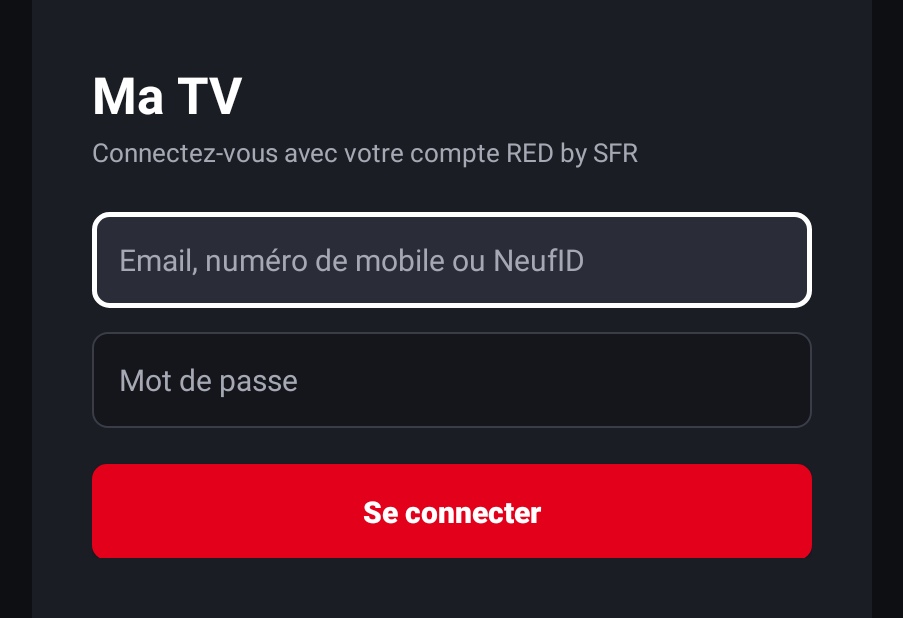
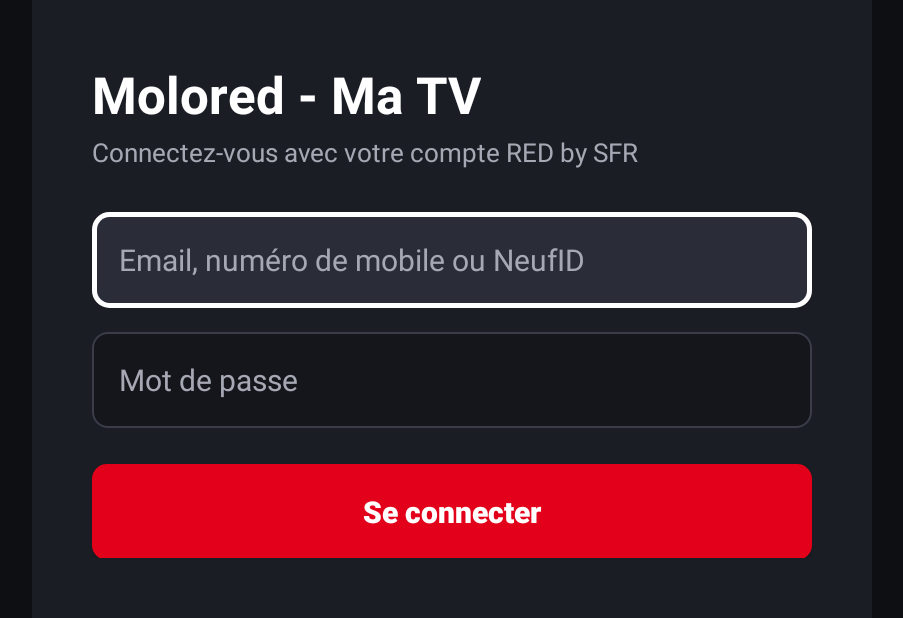
Before and after one commit to sylvaing/MoloRed, an Android app: the screen it shows after launch (LoginActivity), on a phone screen of 824 x 412 dp (held sideways). Shown: the whole screen, without its empty margins (166-1069 px from the left). Run offline under Robolectric (Android 15) with nearby library versions, the phone set to English and light mode, and no system bars; pictures from the network do not load.

Commit message:
Rename app to "Molored - Ma TV" and add README screenshots
- Launcher label, grid and login titles now read "Molored - Ma TV".
- README shows the channel grid, the channel strip and the control panel
  (time-shift bar) captured on a Fire TV Stick 4K Max.

Co-Authored-By: Claude Opus 5.5 <noreply@anthropic.com>

```diff
--- a/app/src/main/res/values/strings.xml
+++ b/app/src/main/res/values/strings.xml
@@ -1,5 +1,5 @@
 <resources>
-    <string name="app_name">Ma TV</string>
+    <string name="app_name">Molored - Ma TV</string>
     <string name="loading">Chargement des chaînes…</string>
     <string name="login_needed">Connexion à votre compte RED / SFR…</string>
     <string name="load_error">Impossible de charger les chaînes : %1$s\nAppuyez sur ☰ pour réessayer.</string>
```
Also changed, not shown: 4 other files.
